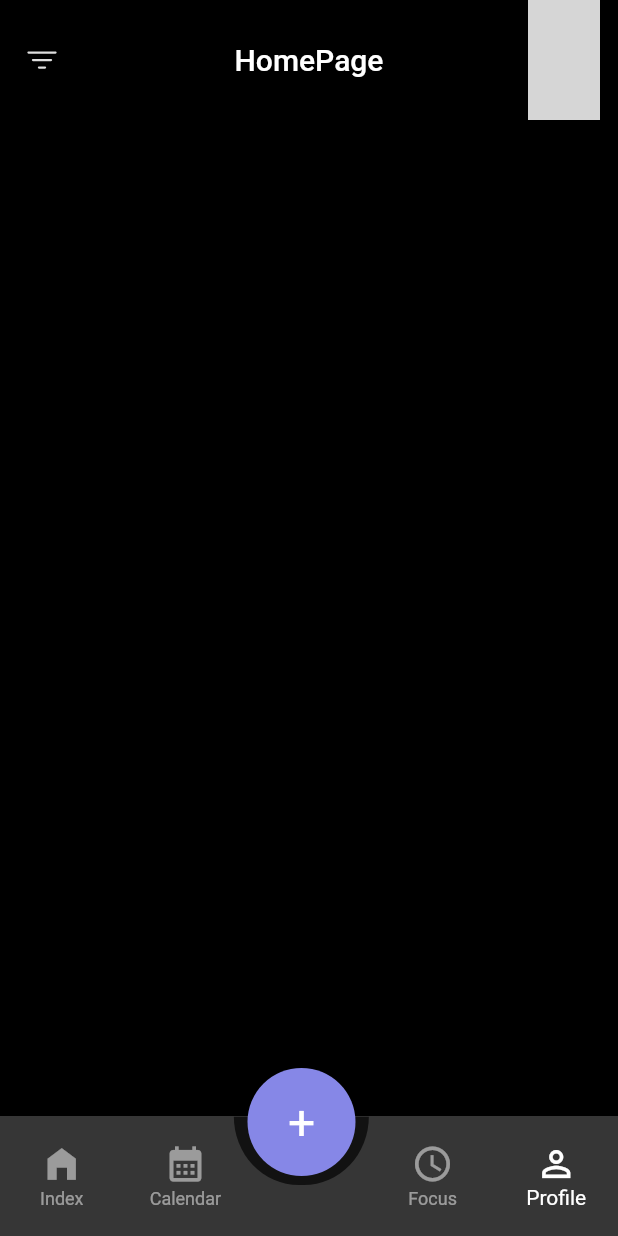
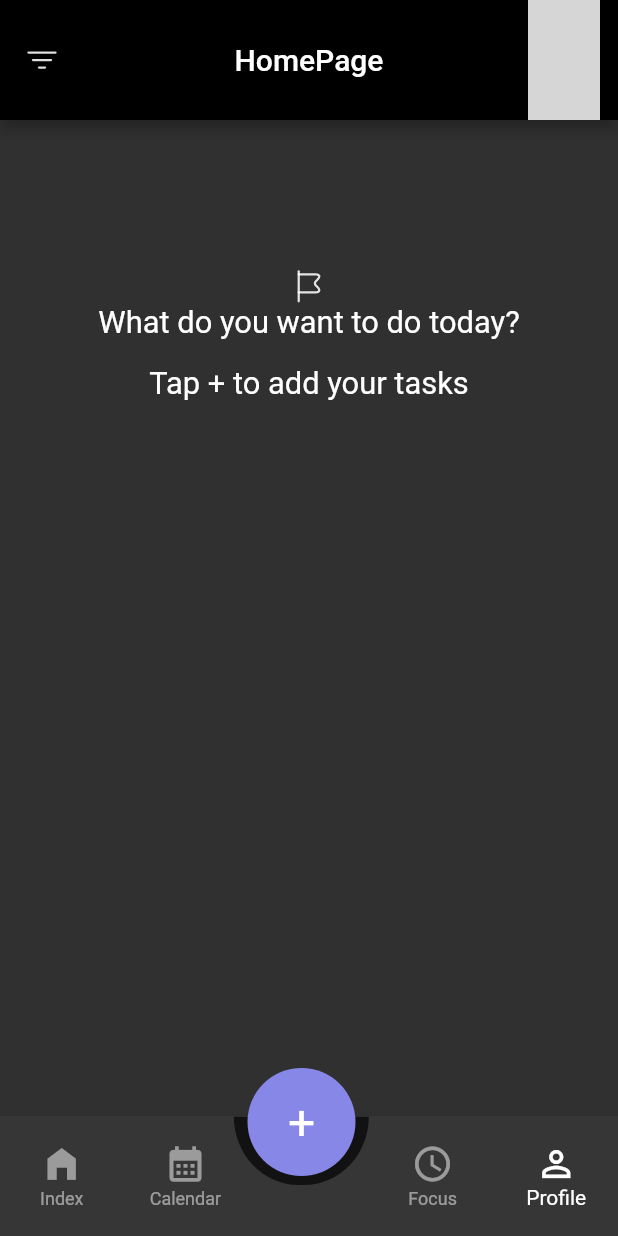
Before and after one commit to Abdumutalibovo/todo_app, a Flutter app: the screen it shows after launch, item 5 of the bottom bar chosen, on a phone screen of 412 x 824 dp. Run offline on Flutter 3.47's test engine with Material 2 defaults, Android fonts, the phone set to English and light mode, and no system bars; our stand-ins replace flutter_svg, sqflite; accounts and stored records are empty; network calls fail; grey boxes are pictures that could not be loaded.

Commit message:
xatolar togrilandi

```diff
--- a/lib/database/local_database.dart
+++ b/lib/database/local_database.dart
@@ -107,6 +107,34 @@ class LocalDatabase {
     }
   }
 
+  static Future<List<TodoModel>> getTodosIsCompeted(int isCompleted,{String title = ''}) async {
+    var database = await getInstance.getDb();
+    if (title.isNotEmpty) {
+      var listOfTodos = await database.query(
+        tableName,
+        where: 'title LIKE ? AND ${TodoFields.isCompleted}=?',
+        whereArgs: ['%$title%', '$isCompleted'],
+      );
+      var list = listOfTodos.map((e) => TodoModel.fromJson(e)).toList();
+      return list;
+    } else {
+      var listOfTodos = await database.query(tableName, columns: [
+        TodoFields.id,
+        TodoFields.title,
+        TodoFields.description,
+        TodoFields.date,
+        TodoFields.priority,
+        TodoFields.categoryId,
+      ], where:
+      '${TodoFields.isCompleted}=?',
+          whereArgs: ['$isCompleted']
+      );
+
+      var list = listOfTodos.map((e) => TodoModel.fromJson(e)).toList();
+      return list;
+    }
+  }
+
   static Future<int> deleteTaskById(int id) async {
     var database = await getInstance.getDb();
     return await database.delete(
--- a/lib/main.dart
+++ b/lib/main.dart
@@ -10,6 +10,8 @@ class MyApp extends StatelessWidget {
   @override
   Widget build(BuildContext context) {
     return MaterialApp(
+      themeMode: ThemeMode.dark,
+      theme: ThemeData(brightness: Brightness.dark),
       home: MainPage(),
       debugShowCheckedModeBanner: false,
     );
--- a/lib/screens/main_page.dart
+++ b/lib/screens/main_page.dart
@@ -1,5 +1,7 @@
 import 'package:flutter/material.dart';
 import 'package:flutter_svg/svg.dart';
+import 'package:todo_app/screens/profile2_page.dart';
+import 'package:todo_app/screens/profile_page.dart';
 import '../utils/colors.dart';
 import '../utils/images.dart';
 import '../widgets/add_task_widget.dart';
@@ -22,10 +24,11 @@ class _MainPageState extends State<MainPage> {
       Container(),
       Container(),
       Container(),
-      Container(),
+      ProfilePage(),
     ];
 
     return Scaffold(
+      resizeToAvoidBottomInset: false,
       body: _pages[_selectedIndex],
       backgroundColor: Colors.black,
       appBar: AppBar(
--- /dev/null
+++ b/lib/screens/profile_page.dart
@@ -0,0 +1,58 @@
+import 'package:flutter/material.dart';
+import 'package:flutter/src/widgets/container.dart';
+import 'package:flutter/src/widgets/framework.dart';
+import 'package:flutter_svg/flutter_svg.dart';
+import 'package:todo_app/screens/profile2_page.dart';
+
+import '../database/local_database.dart';
+import '../models/todo_model.dart';
+import '../utils/images.dart';
+
+class ProfilePage extends StatefulWidget {
+  ProfilePage({super.key});
+
+  @override
+  State<ProfilePage> createState() => _ProfilePageState();
+}
+
+class _ProfilePageState extends State<ProfilePage> {
+
+  final formKey = GlobalKey<FormState>();
+  String newName = '';
+
+  @override
+  Widget build(BuildContext context) {
+    return Scaffold(
+      body: FutureBuilder(
+          future: LocalDatabase.getList(),
+          builder: (BuildContext context, AsyncSnapshot<List<TodoModel>> snapshot){
+            if(snapshot.hasData) {
+              if(snapshot.data!.isEmpty) {
+                return Column(
+                  children: [
+                    SizedBox(height: MediaQuery.of(context).size.height*0.12,),
+                    Container(
+                      alignment: Alignment.center,
+                      child: SvgPicture.asset(MyImages.ic_flags,
+                      ),
+                    ),
+                    Container(
+                      alignment: Alignment.center,
+                      child: Text('What do you want to do today?', style: TextStyle(color:
+                      Colors.white, fontSize: MediaQuery.of(context).size.height*0.025),),),
+                    SizedBox(height: MediaQuery.of(context).size.height*0.02,),
+                    Container(
+                      alignment: Alignment.center,
+                      child: Text('Tap + to add your tasks', style: TextStyle(color:
+                      Colors.white, fontSize: MediaQuery.of(context).size.height*0.025),),)
+                  ],
+                );
+              }
+            }
+            return Profile2(Model: snapshot.data?[1]);
+          }
+      ),
+    );
+  }
+
+}
--- a/lib/utils/images.dart
+++ b/lib/utils/images.dart
@@ -2,10 +2,10 @@ class MyImages {
 
   //images
 
-  static const im_task="assets/images/im_task.png";
-  static const im_or="assets/images/im_or.png";
-  static const im_routine="assets/images/im_routine.png";
-  static const im_organazed_task="assets/images/im_orginazed_task.png";
+  static const im_task = "assets/images/im_task.png";
+  static const im_or = "assets/images/im_or.png";
+  static const im_routine = "assets/images/im_routine.png";
+  static const im_organazed_task = "assets/images/im_orginazed_task.png";
 
 
   //icons
@@ -23,19 +23,29 @@ class MyImages {
   static const ic_pin = "assets/icons/ic_pin.svg";
   static const ic_flag = "assets/icons/ic_flag.svg";
   static const ic_sent = "assets/icons/ic_sent.svg";
-  static const ic_fingerprint='assets/icons/ic_birnima.svg';
-  static const ic_pas="assets/icons/ic_pas.svg";
-  static const ic_dum='assets/icons/ic_dum.svg';
-  static const ic_flags='assets/icons/icon.svg';
-  static const ic_grocery='assets/icons/ic_grocery.svg';
-  static const ic_work='assets/icons/ic_work.svg';
-  static const ic_sport='assets/icons/ic_sport.svg';
-  static const ic_design='assets/icons/ic_design.svg';
-  static const ic_university='assets/icons/ic_university.svg';
-  static const ic_social='assets/icons/ic_social.svg';
-  static const ic_music='assets/icons/ic_music.svg';
-  static const ic_healty='assets/icons/ic_healty.svg';
-  static const ic_movie='assets/icons/ic_movie.svg';
-  static const icc_home='assets/icons/icc_home.svg';
-  static const ic_create='assets/icons/ic_create.svg';
+  static const ic_fingerprint = 'assets/icons/ic_birnima.svg';
+  static const ic_pas = "assets/icons/ic_pas.svg";
+  static const ic_dum = 'assets/icons/ic_dum.svg';
+  static const ic_flags = 'assets/icons/icon.svg';
+  static const ic_grocery = 'assets/icons/ic_grocery.svg';
+  static const ic_work = 'assets/icons/ic_work.svg';
+  static const ic_sport = 'assets/icons/ic_sport.svg';
+  static const ic_design = 'assets/icons/ic_design.svg';
+  static const ic_university = 'assets/icons/ic_university.svg';
+  static const ic_social = 'assets/icons/ic_social.svg';
+  static const ic_music = 'assets/icons/ic_music.svg';
+  static const ic_healty = 'assets/icons/ic_healty.svg';
+  static const ic_movie = 'assets/icons/ic_movie.svg';
+  static const icc_home = 'assets/icons/icc_home.svg';
+  static const ic_create = 'assets/icons/ic_create.svg';
+  static const ic_right = 'assets/icons/ic_right.svg';
+  static const ic_settings = 'assets/icons/ic_settings.svg';
+  static const ic_user = 'assets/icons/ic_user.svg';
+  static const ic_key = 'assets/icons/ic_key.svg';
+  static const ic_camera = 'assets/icons/ic_camera.svg';
+  static const ic_about='assets/icons/ic_about.svg';
+  static const ic_faq='assets/icons/ic_faq.svg';
+  static const ic_help_feedback='assets/icons/ic_help_feedback.svg';
+  static const ic_like='assets/icons/ic_like.svg';
+  static const ic_log_out='assets/icons/ic_log_out.svg';
 }
```
Also changed, not shown: lib/screens/home_page.dart (+100 -42 lines), lib/screens/profile2_page.dart (added, +268 -0 lines), lib/widgets/task_item.dart (+33 -10 lines), assets/icons/ic_about.svg (added), assets/icons/ic_camera.svg (added), assets/icons/ic_faq.svg (added), assets/icons/ic_help_feedback.svg (added), assets/icons/ic_key.svg (added), assets/icons/ic_like.svg (added), assets/icons/ic_log_out.svg (added), assets/icons/ic_right.svg (added), assets/icons/ic_settings.svg (added), assets/icons/ic_user.svg (added), 5 other files.
